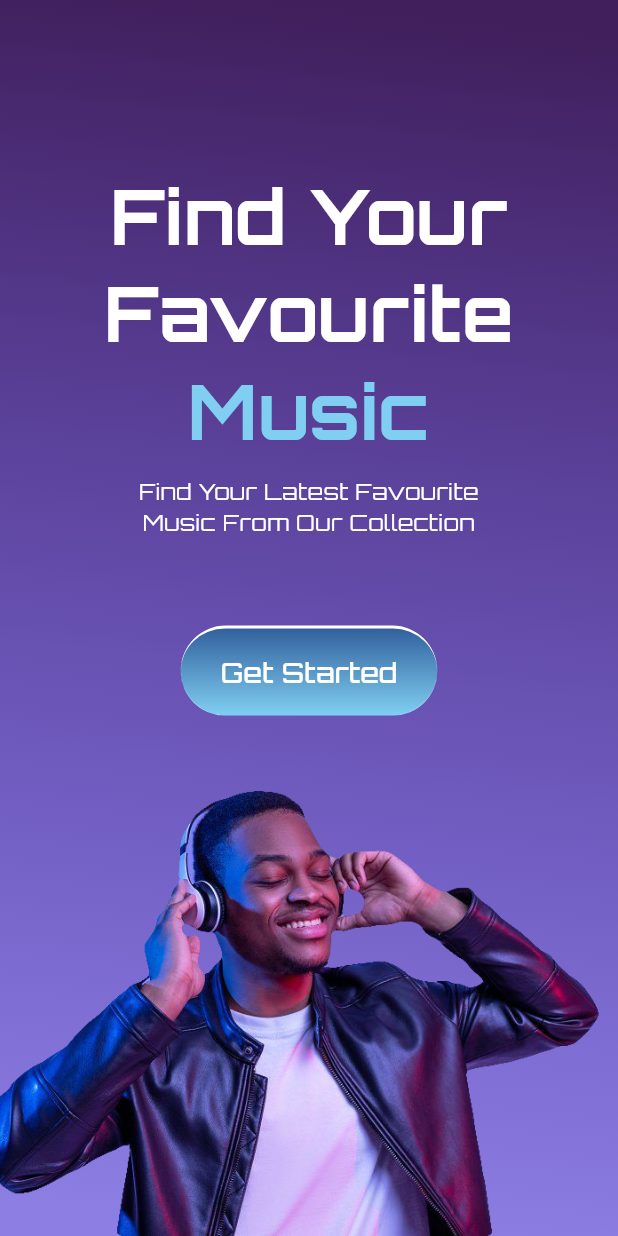
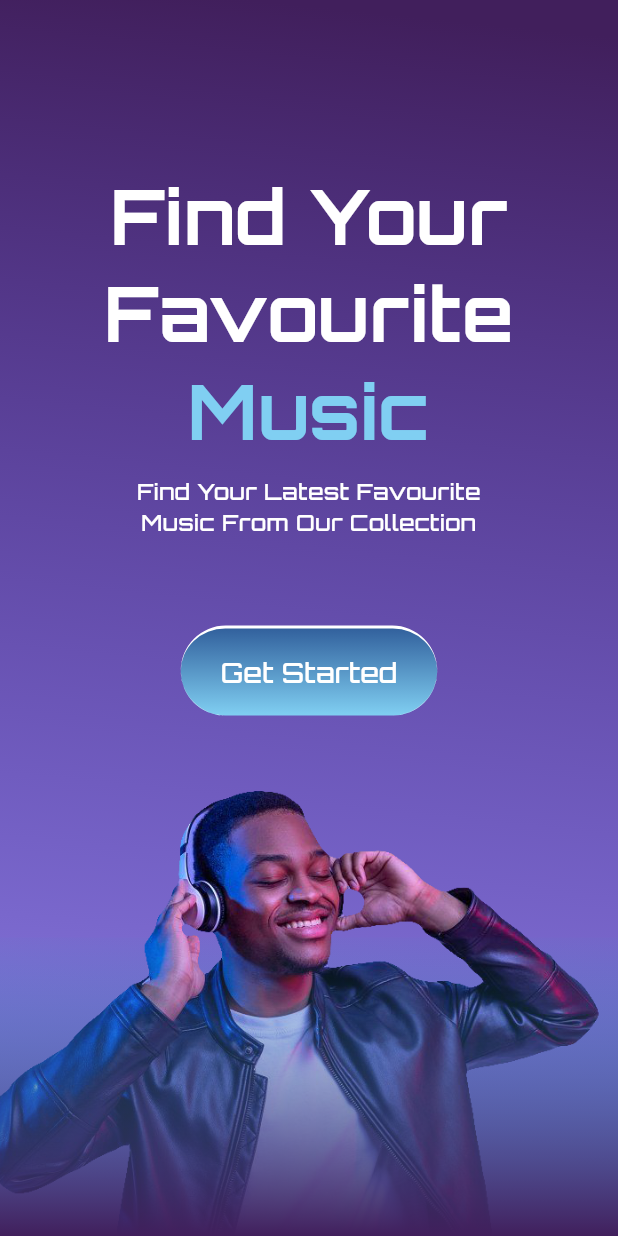
Before and after one commit to MeladShawky/Music-app, a Flutter app: the screen it shows after launch, on a phone screen of 412 x 824 dp. Run offline on Flutter 3.47's test engine with Material 3 defaults, Android fonts, the phone set to English and light mode, and no system bars.

Commit message:
desing on boarding page part 7 add shape linear to image and finsh desing

```diff
--- a/lib/core/resources/color_mangers.dart
+++ b/lib/core/resources/color_mangers.dart
@@ -8,6 +8,7 @@ class ColorMangers{
   static const Color kLightBlue=Color(0xff80CFF2);
   static const Color kWhite=Colors.white;
   static const Color kLigh2tBlue=Color(0xff2F5D9A);
+  static const Color kLigh3tBlue=Color(0xff3097C5);
 
 
 }
--- a/lib/core/resources/height_values_mangers.dart
+++ b/lib/core/resources/height_values_mangers.dart
@@ -3,6 +3,7 @@ class HeightValuesMangers   {
   static const double h111=111;
   static const double h11=11;
   static const double h60=60;
+  static const double h199=199;
 
 
 }
--- a/lib/features/on_boarding/screens/on_boarding_screen.dart
+++ b/lib/features/on_boarding/screens/on_boarding_screen.dart
@@ -1,10 +1,10 @@
 import 'package:flutter/material.dart';
 import 'package:music_app/core/resources/alignment_mangers.dart';
-import 'package:music_app/core/resources/assets_manger.dart';
 import 'package:music_app/core/resources/color_mangers.dart';
 import 'package:music_app/core/resources/height_values_mangers.dart';
 import 'package:music_app/core/resources/string_values.dart';
 import 'package:music_app/features/on_boarding/widgets/custom_button_on_boading_page.dart';
+import 'package:music_app/features/on_boarding/widgets/custom_image_on_boarding_page.dart';
 import 'package:music_app/features/on_boarding/widgets/custom_sub_title_on_boarding_page.dart';
 import 'package:music_app/features/on_boarding/widgets/custom_title_on_boarding_page.dart';
 
@@ -36,7 +36,8 @@ class OnBoardingScreen extends StatelessWidget {
             CustomSubTitleOnBoardingPage(),
             SizedBox(height: 58),
             CustomButtonOnBoardingPage(onPressed: (){}, text: StringValues.get_started,),
-            Expanded(child: Image(image: AssetImage(AssetsManger.music),fit: BoxFit.cover,))
+            CustomImageOnBoardingPage(),
+
           ],
         ),
       ),
--- /dev/null
+++ b/lib/features/on_boarding/widgets/custom_image_on_boarding_page.dart
@@ -0,0 +1,43 @@
+import 'package:flutter/material.dart';
+import 'package:music_app/core/resources/assets_manger.dart';
+import 'package:music_app/core/resources/color_mangers.dart';
+import 'package:music_app/core/resources/height_values_mangers.dart' show HeightValuesMangers;
+
+class CustomImageOnBoardingPage extends StatelessWidget {
+  const CustomImageOnBoardingPage({super.key});
+
+  @override
+  Widget build(BuildContext context) {
+    return Expanded(
+      child: Stack(
+        children: [
+          SizedBox(
+            width: double.infinity,
+            height: double.infinity,
+            child: Image(
+              image: AssetImage(AssetsManger.music),
+              fit: BoxFit.cover,
+            ),
+          ),
+          Positioned(
+            bottom: 0,
+            child: Container(
+              width: MediaQuery.of(context).size.width,
+              height: HeightValuesMangers.h199,
+              decoration: BoxDecoration(
+                gradient: LinearGradient(
+                  begin: Alignment(0, 1),
+                  end: Alignment(0, -1),
+                  colors: [
+                    ColorMangers.kPrimaryColor,
+                    ColorMangers.kLigh3tBlue.withOpacity(0.04),
+                  ],
+                ),
+              ),
+            ),
+          ),
+        ],
+      ),
+    );
+  }
+}
--- a/lib/features/on_boarding/widgets/custom_sub_title_on_boarding_page.dart
+++ b/lib/features/on_boarding/widgets/custom_sub_title_on_boarding_page.dart
@@ -13,7 +13,7 @@ class CustomSubTitleOnBoardingPage extends StatelessWidget {
       child: Text(
         StringValues.subtitleOnBoardingPage,
         textAlign: TextAlign.center,
-        style: TextStyle(fontSize: 15, color: ColorMangers.kWhite),
+        style: TextStyle(fontSize: 15, color: ColorMangers.kWhite,fontWeight: FontWeight.w500),
       ),
     );
   }
```
